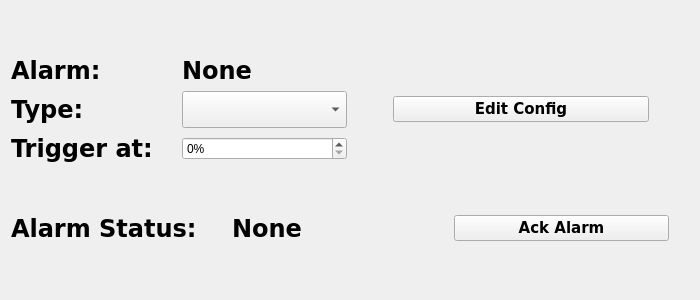
Above: gui/resources/alarm_widget.ui from ashrec04/nmea-ctrl-system before the change. Below: the same form after it.
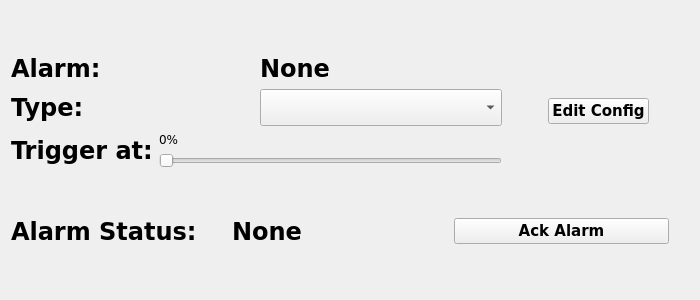
That is the form after the change.

Commit message: slider replaces text box

```diff
--- a/gui/resources/alarm_widget.ui
+++ b/gui/resources/alarm_widget.ui
@@ -101,17 +101,27 @@
           </widget>
          </item>
          <item>
-          <widget class="QSpinBox" name="alarmValSpinBox">
-           <property name="suffix">
-            <string>%</string>
-           </property>
-           <property name="prefix">
-            <string/>
-           </property>
-           <property name="maximum">
-            <number>100</number>
-           </property>
-          </widget>
+          <layout class="QVBoxLayout" name="verticalLayout">
+           <item>
+            <widget class="QLabel" name="label">
+             <property name="font">
+              <font>
+               <family>Verdana</family>
+              </font>
+             </property>
+             <property name="text">
+              <string>0%</string>
+             </property>
+            </widget>
+           </item>
+           <item>
+            <widget class="QSlider" name="horizontalSlider">
+             <property name="orientation">
+              <enum>Qt::Orientation::Horizontal</enum>
+             </property>
+            </widget>
+           </item>
+          </layout>
          </item>
         </layout>
        </item>
```
